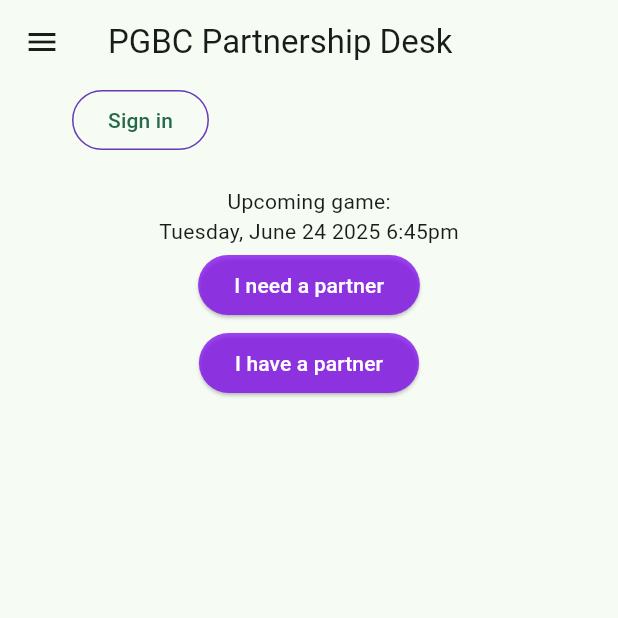
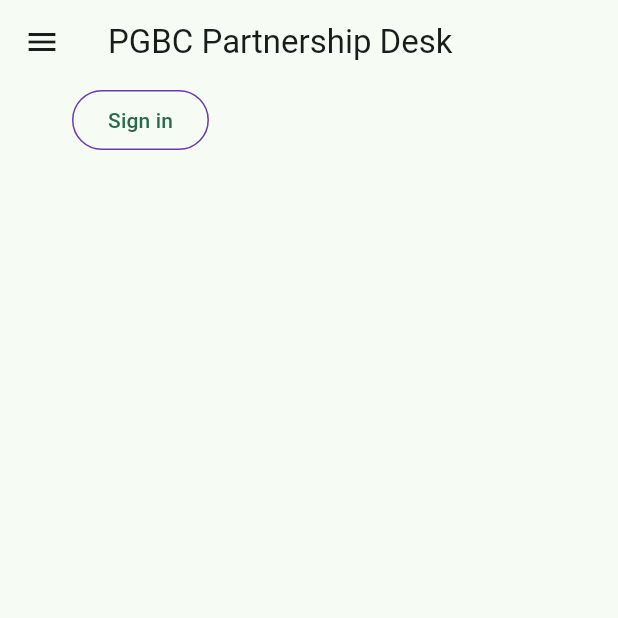
Before and after one commit to Lafalasidosi/pgbc-partnership-desk, a Flutter app: the screen it shows after launch, on a phone screen of 412 x 824 dp, the top half of it. Run offline on Flutter 3.47's test engine with Material 3 defaults, Android fonts, the phone set to English and light mode, and no system bars; our stand-ins replace cloud_firestore, firebase_auth, firebase_core, go_router, google_fonts; missing offline and left inert: firebase_ui_auth; accounts and stored records are empty.

Commit message:
fix: registration visible only when logged in

```diff
--- a/lib/home_page.dart
+++ b/lib/home_page.dart
@@ -42,7 +42,9 @@ class HomePage extends StatelessWidget {
                   },
                 ),
           ),
-          RegistrationWidget(weekday: 2),
+          Consumer<ApplicationState>(
+            builder: (context, appState, _) => RegistrationWidget(weekday: 2, loggedIn: appState.loggedIn,),
+          )
         ],
       ),
     );
--- a/lib/src/registration_widget.dart
+++ b/lib/src/registration_widget.dart
@@ -3,9 +3,10 @@ import 'package:flutter/widgets.dart';
 import 'package:provider/provider.dart';
 
 class RegistrationWidget extends StatefulWidget {
-  RegistrationWidget({super.key, required this.weekday});
+  RegistrationWidget({super.key, required this.weekday, required this.loggedIn});
 
   final int weekday;
+  final bool loggedIn;
 
   @override
   _RegistrationWidgetState createState() => _RegistrationWidgetState();
@@ -16,7 +17,9 @@ class _RegistrationWidgetState extends State<RegistrationWidget> {
 
   @override
   Widget build(BuildContext context) {
-    return Container(
+    return Visibility(
+      visible: widget.loggedIn,
+      child: Container(
         padding: EdgeInsets.all(12),
         child: Column(
           children: [
@@ -26,6 +29,7 @@ class _RegistrationWidgetState extends State<RegistrationWidget> {
             RegistrationButton(text: 'I have a partner', function: () {}),
           ],
         ),
+      )
     );
   }
 
```
Lines whose indentation alone changed are shown as unchanged.
